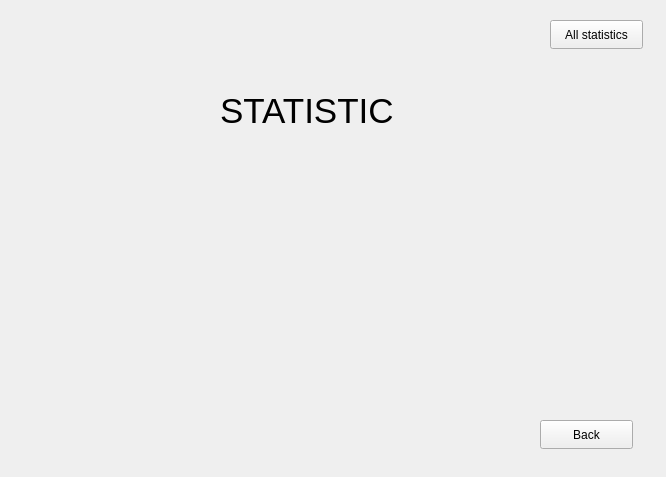
Before: the Qt Designer form GUI/Gui/stat.ui in SergeyOstrouhov/Skynet, drawn with Qt 5.
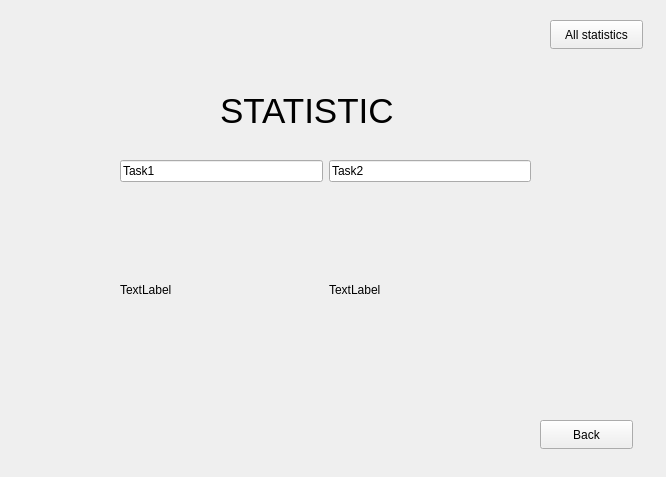
After: the same form once the commit is applied.

Commit message: join stat_all for user

The edit to the form file:
```diff
--- a/GUI/Gui/stat.ui
+++ b/GUI/Gui/stat.ui
@@ -57,18 +57,53 @@
     <string>STATISTIC</string>
    </property>
   </widget>
-  <widget class="QLabel" name="label_stat">
+  <widget class="QWidget" name="horizontalLayoutWidget_3">
    <property name="geometry">
     <rect>
-     <x>150</x>
-     <y>180</y>
-     <width>321</width>
-     <height>201</height>
+     <x>120</x>
+     <y>160</y>
+     <width>411</width>
+     <height>231</height>
     </rect>
    </property>
-   <property name="text">
-    <string/>
-   </property>
+   <layout class="QHBoxLayout" name="myform">
+    <item>
+     <layout class="QVBoxLayout" name="verticalLayout_5">
+      <item>
+       <widget class="QLineEdit" name="lineEdit_2">
+        <property name="text">
+         <string>Task1</string>
+        </property>
+       </widget>
+      </item>
+      <item>
+       <widget class="QLabel" name="T_1">
+        <property name="text">
+         <string>TextLabel</string>
+        </property>
+       </widget>
+      </item>
+     </layout>
+    </item>
+    <item>
+     <layout class="QVBoxLayout" name="verticalLayout_4">
+      <item>
+       <widget class="QLineEdit" name="lineEdit">
+        <property name="text">
+         <string>Task2</string>
+        </property>
+       </widget>
+      </item>
+      <item>
+       <widget class="QLabel" name="T_2">
+        <property name="text">
+         <string>TextLabel</string>
+        </property>
+       </widget>
+      </item>
+     </layout>
+    </item>
+   </layout>
   </widget>
  </widget>
  <resources/>
```
The commit also changes 36 other files.
